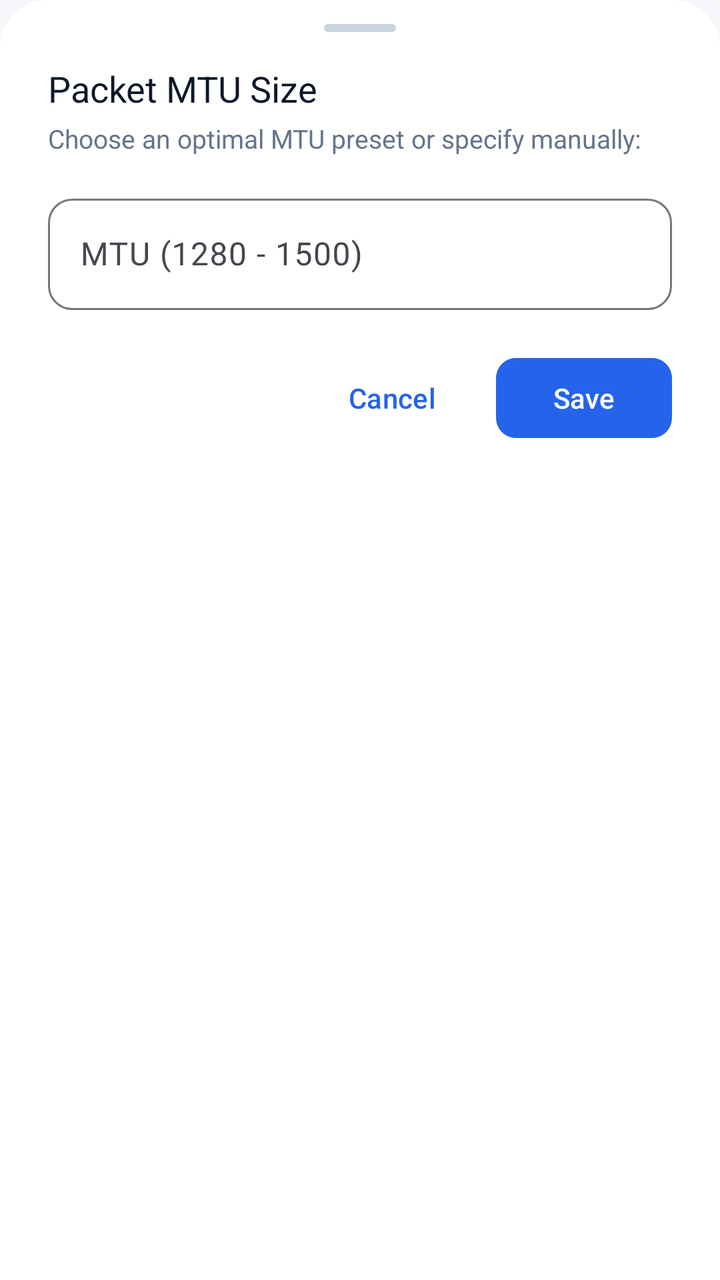
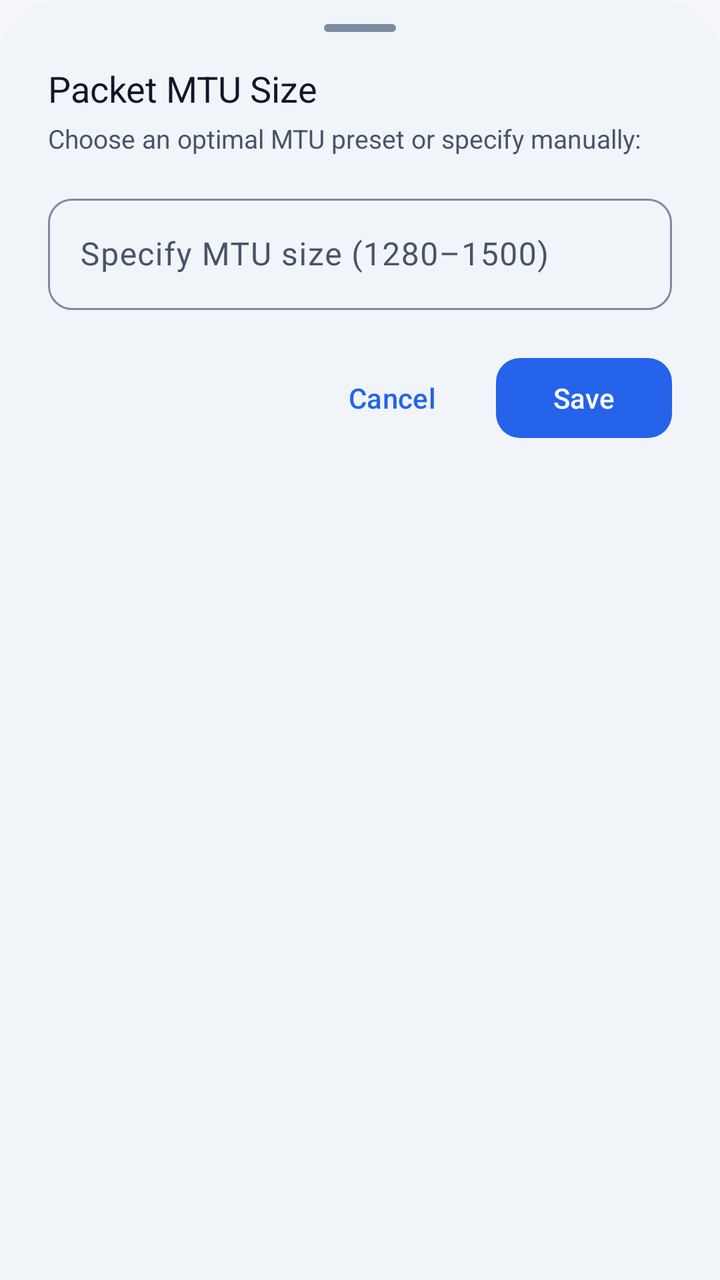

Two renders of the same Android screen: before a commit and after it. Below are the layout's source before the change and the commit's diff.
<!-- AndroidManifest.xml: application theme Theme.SoxMax -->
<!-- res/layout/bottom_sheet_mtu.xml -->
<?xml version="1.0" encoding="utf-8"?>
<LinearLayout xmlns:android="http://schemas.android.com/apk/res/android"
    xmlns:app="http://schemas.android.com/apk/res-auto"
    xmlns:tools="http://schemas.android.com/tools"
    android:layout_width="match_parent"
    android:layout_height="wrap_content"
    android:orientation="vertical"
    android:background="@drawable/bg_bottom_sheet"
    android:paddingHorizontal="24dp"
    android:paddingTop="12dp"
    android:paddingBottom="28dp">

    
    <View
        android:layout_width="36dp"
        android:layout_height="4dp"
        android:layout_gravity="center_horizontal"
        android:background="@drawable/bg_drag_handle"
        android:layout_marginBottom="16dp" />

    <TextView
        android:layout_width="match_parent"
        android:layout_height="wrap_content"
        android:text="@string/mtu_sheet_title"
        android:textColor="@color/text_primary"
        android:textSize="18sp"
        android:fontFamily="sans-serif-bold" />

    <TextView
        android:layout_width="match_parent"
        android:layout_height="wrap_content"
        android:layout_marginTop="4dp"
        android:layout_marginBottom="16dp"
        android:text="@string/mtu_sheet_desc"
        android:textColor="@color/text_secondary"
        android:textSize="13sp" />


    
    <com.google.android.material.textfield.TextInputLayout
        android:id="@+id/layout_mtu_input"
        style="@style/Widget.Material3.TextInputLayout.OutlinedBox"
        android:layout_width="match_parent"
        android:layout_height="wrap_content"
        android:layout_marginBottom="20dp"
        android:hint="MTU (1280 - 1500)"
        app:boxCornerRadiusBottomEnd="12dp"
        app:boxCornerRadiusBottomStart="12dp"
        app:boxCornerRadiusTopEnd="12dp"
        app:boxCornerRadiusTopStart="12dp">

        <com.google.android.material.textfield.TextInputEditText
            android:id="@+id/input_mtu_value"
            android:layout_width="match_parent"
            android:layout_height="wrap_content"
            android:inputType="number"
            android:maxLength="4"
            android:textSize="16sp" />

    </com.google.android.material.textfield.TextInputLayout>

    
    <LinearLayout
        android:layout_width="match_parent"
        android:layout_height="wrap_content"
        android:orientation="horizontal"
        android:gravity="end">

        <com.google.android.material.button.MaterialButton
            android:id="@+id/btn_mtu_cancel"
            style="@style/Widget.Material3.Button.TextButton"
            android:layout_width="wrap_content"
            android:layout_height="wrap_content"
            android:layout_marginEnd="8dp"
            android:text="@string/cancel" />

        <com.google.android.material.button.MaterialButton
            android:id="@+id/btn_mtu_save"
            style="@style/Widget.Material3.Button"
            android:layout_width="wrap_content"
            android:layout_height="wrap_content"
            android:text="@string/save"
            app:cornerRadius="10dp" />

    </LinearLayout>

</LinearLayout>
<!-- resources referenced by this layout -->
<resources>
  <color name="text_primary">#0F172A</color>
  <color name="text_secondary">#64748B</color>
  <!-- drawable bg_bottom_sheet (drawable) -->
  <?xml version="1.0" encoding="utf-8"?>
  <shape xmlns:android="http://schemas.android.com/apk/res/android"
      android:shape="rectangle">
      <solid android:color="@color/bg_card" />
      <corners
          android:topLeftRadius="24dp"
          android:topRightRadius="24dp" />
  </shape>
  <!-- drawable bg_drag_handle (drawable) -->
  <?xml version="1.0" encoding="utf-8"?>
  <shape xmlns:android="http://schemas.android.com/apk/res/android"
      android:shape="rectangle">
      <solid android:color="@color/bg_card_stroke" />
      <corners android:radius="4dp" />
  </shape>
  <style name="Theme.SoxMax" parent="Theme.Material3.DayNight.NoActionBar">
          <item name="colorPrimary">@color/accent_blue</item>
          <item name="colorOnPrimary">@android:color/white</item>
          <item name="android:windowBackground">@color/bg_deep</item>
          <item name="android:statusBarColor" tools:targetApi="l">@android:color/transparent</item>
          <item name="android:navigationBarColor" tools:targetApi="l">@android:color/transparent</item>
          <item name="android:windowLightStatusBar" tools:targetApi="m">?attr/isLightTheme</item>
          <item name="android:windowLightNavigationBar" tools:targetApi="o_mr1">?attr/isLightTheme</item>
          <item name="materialSwitchStyle">@style/Widget.Fluxon.Switch</item>
      </style>
  <color name="bg_card">#FFFFFF</color>
  <color name="bg_card_stroke">#CBD5E1</color>
  <color name="accent_blue">#2563EB</color>
  <!-- unchanged entries left out for length: 6 -->
</resources>

<!-- the commit's change to res/layout/bottom_sheet_mtu.xml (unified diff, before → after) -->
@@ -43,7 +43,7 @@
         android:layout_width="match_parent"
         android:layout_height="wrap_content"
         android:layout_marginBottom="20dp"
-        android:hint="MTU (1280 - 1500)"
+        android:hint="@string/settings_mtu_dialog_title"
         app:boxCornerRadiusBottomEnd="12dp"
         app:boxCornerRadiusBottomStart="12dp"
         app:boxCornerRadiusTopEnd="12dp"
@@ -80,7 +80,7 @@
             android:layout_width="wrap_content"
             android:layout_height="wrap_content"
             android:text="@string/save"
-            app:cornerRadius="10dp" />
+            app:cornerRadius="12dp" />
 
     </LinearLayout>
 
<!-- resource entries referenced after the edit -->
@@ -1,36 +1,125 @@
 <!-- resources referenced by this layout -->
 <resources>
-  <color name="text_primary">#0F172A</color>
-  <color name="text_secondary">#64748B</color>
+  <color name="text_primary">@color/m3_on_surface</color>
+  <color name="text_secondary">@color/m3_on_surface_variant</color>
   <!-- drawable bg_bottom_sheet (drawable) -->
   <?xml version="1.0" encoding="utf-8"?>
   <shape xmlns:android="http://schemas.android.com/apk/res/android"
       android:shape="rectangle">
-      <solid android:color="@color/bg_card" />
+      <solid android:color="@color/m3_surface_container_low" />
       <corners
-          android:topLeftRadius="24dp"
-          android:topRightRadius="24dp" />
+          android:topLeftRadius="28dp"
+          android:topRightRadius="28dp" />
   </shape>
   <!-- drawable bg_drag_handle (drawable) -->
   <?xml version="1.0" encoding="utf-8"?>
   <shape xmlns:android="http://schemas.android.com/apk/res/android"
       android:shape="rectangle">
-      <solid android:color="@color/bg_card_stroke" />
-      <corners android:radius="4dp" />
+      <solid android:color="@color/m3_outline" />
+      <size
+          android:width="32dp"
+          android:height="4dp" />
+      <corners android:radius="2dp" />
   </shape>
+  <string name="settings_mtu_dialog_title">Specify MTU size (1280–1500)</string>
   <style name="Theme.SoxMax" parent="Theme.Material3.DayNight.NoActionBar">
-          <item name="colorPrimary">@color/accent_blue</item>
-          <item name="colorOnPrimary">@android:color/white</item>
+          
+          <item name="colorPrimary">@color/m3_primary</item>
+          <item name="colorOnPrimary">@color/m3_on_primary</item>
+          <item name="colorPrimaryContainer">@color/m3_primary_container</item>
+          <item name="colorOnPrimaryContainer">@color/m3_on_primary_container</item>
+  
+          
+          <item name="colorSecondary">@color/m3_secondary</item>
+          <item name="colorOnSecondary">@color/m3_on_secondary</item>
+          <item name="colorSecondaryContainer">@color/m3_secondary_container</item>
+          <item name="colorOnSecondaryContainer">@color/m3_on_secondary_container</item>
+  
+          
+          <item name="colorTertiary">@color/m3_tertiary</item>
+          <item name="colorOnTertiary">@color/m3_on_tertiary</item>
+          <item name="colorTertiaryContainer">@color/m3_tertiary_container</item>
+          <item name="colorOnTertiaryContainer">@color/m3_on_tertiary_container</item>
+  
+          
+          <item name="colorError">@color/m3_error</item>
+          <item name="colorOnError">@color/m3_on_error</item>
+          <item name="colorErrorContainer">@color/m3_error_container</item>
+          <item name="colorOnErrorContainer">@color/m3_on_error_container</item>
+  
+          
+          <item name="colorSurface">@color/m3_surface</item>
+          <item name="colorOnSurface">@color/m3_on_surface</item>
+          <item name="colorOnSurfaceVariant">@color/m3_on_surface_variant</item>
+          <item name="colorSurfaceContainerLowest">@color/m3_surface_container_lowest</item>
+          <item name="colorSurfaceContainerLow">@color/m3_surface_container_low</item>
+          <item name="colorSurfaceContainer">@color/m3_surface_container</item>
+          <item name="colorSurfaceContainerHigh">@color/m3_surface_container_high</item>
+          <item name="colorSurfaceContainerHighest">@color/m3_surface_container_highest</item>
+          <item name="colorOutline">@color/m3_outline</item>
+          <item name="colorOutlineVariant">@color/m3_outline_variant</item>
+  
+          
           <item name="android:windowBackground">@color/bg_deep</item>
           <item name="android:statusBarColor" tools:targetApi="l">@android:color/transparent</item>
           <item name="android:navigationBarColor" tools:targetApi="l">@android:color/transparent</item>
           <item name="android:windowLightStatusBar" tools:targetApi="m">?attr/isLightTheme</item>
           <item name="android:windowLightNavigationBar" tools:targetApi="o_mr1">?attr/isLightTheme</item>
+  
+          
           <item name="materialSwitchStyle">@style/Widget.Fluxon.Switch</item>
+          <item name="bottomSheetDialogTheme">@style/ThemeOverlay.Fluxon.BottomSheetDialog</item>
+          <item name="materialAlertDialogTheme">@style/ThemeOverlay.Fluxon.MaterialAlertDialog</item>
       </style>
-  <color name="bg_card">#FFFFFF</color>
-  <color name="bg_card_stroke">#CBD5E1</color>
-  <color name="accent_blue">#2563EB</color>
+  <color name="m3_on_surface">#0F172A</color>
+  <color name="m3_on_surface_variant">#475569</color>
+  <color name="m3_surface_container_low">#F1F5F9</color>
+  <color name="m3_outline">#7C8BA0</color>
+  <color name="m3_primary">#2563EB</color>
+  <color name="m3_on_primary">#FFFFFF</color>
+  <color name="m3_primary_container">#DBEAFE</color>
+  <color name="m3_on_primary_container">#1E40AF</color>
+  <color name="m3_secondary">#475569</color>
+  <color name="m3_on_secondary">#FFFFFF</color>
+  <color name="m3_secondary_container">#E2E8F0</color>
+  <color name="m3_on_secondary_container">#1E293B</color>
+  <color name="m3_tertiary">#7C3AED</color>
+  <color name="m3_on_tertiary">#FFFFFF</color>
+  <color name="m3_tertiary_container">#EDE9FE</color>
+  <color name="m3_on_tertiary_container">#4C1D95</color>
+  <color name="m3_error">#DC2626</color>
+  <color name="m3_on_error">#FFFFFF</color>
+  <color name="m3_error_container">#FEE2E2</color>
+  <color name="m3_on_error_container">#991B1B</color>
+  <color name="m3_surface">#F8FAFC</color>
+  <color name="m3_surface_container_lowest">#FFFFFF</color>
+  <color name="m3_surface_container">#E2E8F0</color>
+  <color name="m3_surface_container_high">#CBD5E1</color>
+  <color name="m3_surface_container_highest">#94A3B8</color>
+  <color name="m3_outline_variant">#E2E8F0</color>
+  <style name="ThemeOverlay.Fluxon.BottomSheetDialog" parent="ThemeOverlay.Material3.BottomSheetDialog">
+          <item name="bottomSheetStyle">@style/Widget.Fluxon.BottomSheet.Modal</item>
+          <item name="android:windowIsFloating">false</item>
+          <item name="android:statusBarColor">@android:color/transparent</item>
+          <item name="android:navigationBarColor">@android:color/transparent</item>
+      </style>
+  <style name="ThemeOverlay.Fluxon.MaterialAlertDialog" parent="ThemeOverlay.Material3.MaterialAlertDialog">
+          <item name="colorSurface">@color/m3_surface_container_low</item>
+          <item name="shapeAppearance">@style/ShapeAppearance.Fluxon.Dialog</item>
+      </style>
+  <style name="Widget.Fluxon.BottomSheet.Modal" parent="Widget.Material3.BottomSheet.Modal">
+          <item name="backgroundTint">@color/m3_surface_container_low</item>
+          <item name="shapeAppearance">@style/ShapeAppearance.Fluxon.BottomSheet</item>
+      </style>
+  <style name="ShapeAppearance.Fluxon.Dialog" parent="ShapeAppearance.Material3.Corner.ExtraLarge">
+          <item name="cornerSize">20dp</item>
+      </style>
+  <style name="ShapeAppearance.Fluxon.BottomSheet" parent="ShapeAppearance.Material3.Corner.Large">
+          <item name="cornerSizeTopLeft">28dp</item>
+          <item name="cornerSizeTopRight">28dp</item>
+          <item name="cornerSizeBottomLeft">0dp</item>
+          <item name="cornerSizeBottomRight">0dp</item>
+      </style>
   <!-- unchanged entries left out for length: 6 -->
 </resources>
 
